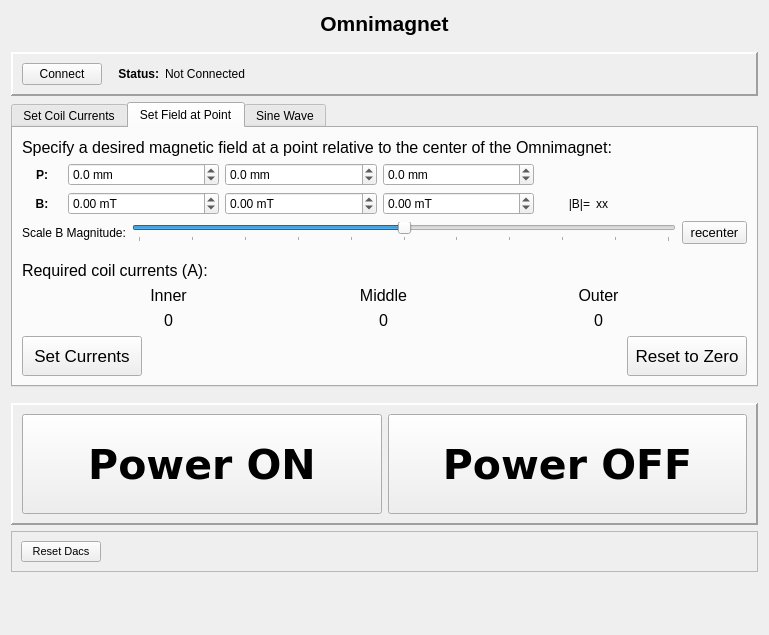
medlabprojects/rqt_omnimagnet, file src/omnimag_gui.ui: the form before one commit.
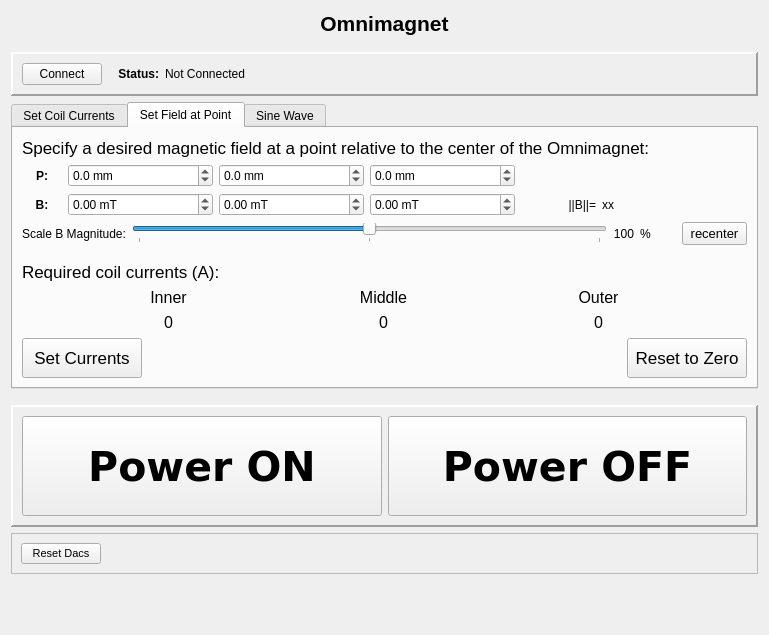
The form after the commit.

Commit message: field mode implementation in progress

Diff of the .ui file:
```diff
--- a/src/omnimag_gui.ui
+++ b/src/omnimag_gui.ui
@@ -427,7 +427,7 @@
         <widget class="QLabel" name="label_8">
          <property name="font">
           <font>
-           <pointsize>12</pointsize>
+           <pointsize>13</pointsize>
           </font>
          </property>
          <property name="text">
@@ -492,12 +492,12 @@
           <widget class="QLabel" name="label_4">
            <property name="maximumSize">
             <size>
-             <width>50</width>
+             <width>75</width>
              <height>16777215</height>
             </size>
            </property>
            <property name="text">
-            <string>|B|=</string>
+            <string>||B||=</string>
            </property>
            <property name="alignment">
             <set>Qt::AlignRight|Qt::AlignTrailing|Qt::AlignVCenter</set>
@@ -505,7 +505,7 @@
           </widget>
          </item>
          <item row="2" column="6">
-          <widget class="QLabel" name="label_5">
+          <widget class="QLabel" name="label_bmag">
            <property name="text">
             <string>xx</string>
            </property>
@@ -620,10 +620,13 @@
          <item>
           <widget class="QSlider" name="slider_bmag">
            <property name="minimum">
-            <number>-500</number>
+            <number>0</number>
            </property>
            <property name="maximum">
-            <number>500</number>
+            <number>200</number>
+           </property>
+           <property name="sliderPosition">
+            <number>100</number>
            </property>
            <property name="orientation">
             <enum>Qt::Horizontal</enum>
@@ -636,6 +639,39 @@
            </property>
           </widget>
          </item>
+         <item>
+          <widget class="QLabel" name="label_bmag_percent">
+           <property name="text">
+            <string>100</string>
+           </property>
+           <property name="alignment">
+            <set>Qt::AlignRight|Qt::AlignTrailing|Qt::AlignVCenter</set>
+           </property>
+          </widget>
+         </item>
+         <item>
+          <widget class="QLabel" name="label_5">
+           <property name="text">
+            <string>%</string>
+           </property>
+          </widget>
+         </item>
+         <item>
+          <spacer name="horizontalSpacer_10">
+           <property name="orientation">
+            <enum>Qt::Horizontal</enum>
+           </property>
+           <property name="sizeType">
+            <enum>QSizePolicy::Fixed</enum>
+           </property>
+           <property name="sizeHint" stdset="0">
+            <size>
+             <width>25</width>
+             <height>20</height>
+            </size>
+           </property>
+          </spacer>
+         </item>
          <item>
           <widget class="QPushButton" name="button_reset_slider_bmag">
            <property name="maximumSize">
@@ -676,7 +712,7 @@
         <widget class="QLabel" name="label_14">
          <property name="font">
           <font>
-           <pointsize>12</pointsize>
+           <pointsize>13</pointsize>
           </font>
          </property>
          <property name="text">
```
Left out of the diff: 12 changed lines with no effect on the pictures. The commit also changes 2 other files.
